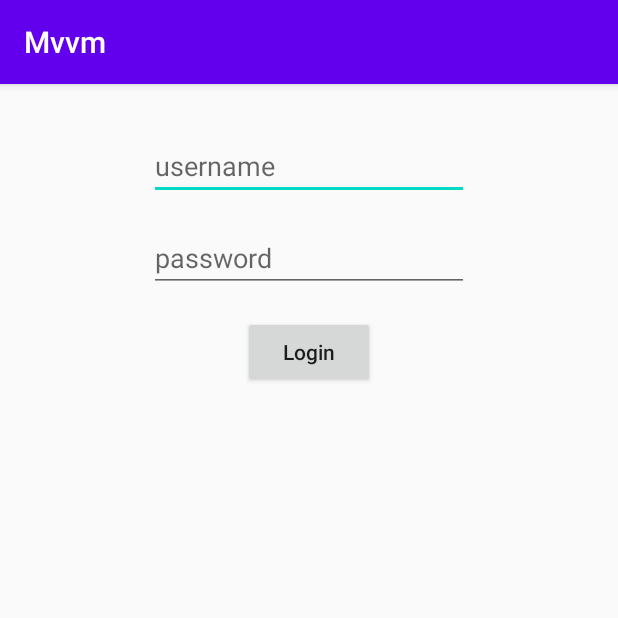
After one commit to saeidkazemi/mvvm_livedata, an Android app: the LoginActivity screen opened directly, with no data from a screen before it, on a phone screen of 412 x 824 dp, the top half of it. The commit adds this screen. Run offline under Robolectric (Android 15) with nearby library versions, the phone set to English and light mode, and no system bars; our stand-ins replace data binding.

Commit message:
upgrade code and add LoginActivity

```diff
--- a/app/build.gradle
+++ b/app/build.gradle
@@ -26,12 +26,16 @@ android {
     viewBinding {
         enabled = true
     }
+    dataBinding {
+        enabled = true
+    }
 }
 
 dependencies {
     implementation fileTree(dir: "libs", include: ["*.jar"])
     implementation 'androidx.appcompat:appcompat:1.2.0'
     implementation 'androidx.constraintlayout:constraintlayout:2.0.0'
+    implementation 'androidx.legacy:legacy-support-v4:1.0.0'
     testImplementation 'junit:junit:4.12'
     androidTestImplementation 'androidx.test.ext:junit:1.1.1'
     androidTestImplementation 'androidx.test.espresso:espresso-core:3.2.0'
--- a/app/src/main/java/ir/json/mvvm/repository/PostRepository.java
+++ b/app/src/main/java/ir/json/mvvm/repository/PostRepository.java
@@ -1,4 +1,6 @@
 package ir.json.mvvm.repository;
+
+import android.util.Log;
 
 import androidx.lifecycle.LiveData;
 import androidx.lifecycle.MutableLiveData;
--- /dev/null
+++ b/app/src/main/java/ir/json/mvvm/view/activity/LoginActivity.java
@@ -0,0 +1,32 @@
+package ir.json.mvvm.view.activity;
+
+import androidx.appcompat.app.AppCompatActivity;
+import androidx.lifecycle.Observer;
+import androidx.lifecycle.ViewModelProvider;
+
+import android.os.Bundle;
+import android.widget.Toast;
+
+import ir.json.mvvm.R;
+import ir.json.mvvm.databinding.ActivityLoginBinding;
+import ir.json.mvvm.databinding.ActivityMainBinding;
+import ir.json.mvvm.viewmodel.LoginViewModel;
+import ir.json.mvvm.viewmodel.PostViewModel;
+
+public class LoginActivity extends AppCompatActivity {
+    private ActivityLoginBinding binding;
+    @Override
+    protected void onCreate(Bundle savedInstanceState) {
+        super.onCreate(savedInstanceState);
+        binding = ActivityLoginBinding.inflate(getLayoutInflater());
+        setContentView(binding.getRoot());
+        LoginViewModel loginViewModel = new ViewModelProvider(this).get(LoginViewModel.class);
+        binding.setData(loginViewModel);
+        loginViewModel.getData().observe(this, new Observer<String>() {
+            @Override
+            public void onChanged(String s) {
+                Toast.makeText(LoginActivity.this, s, Toast.LENGTH_SHORT).show();
+            }
+        });
+    }
+}
--- /dev/null
+++ b/app/src/main/java/ir/json/mvvm/viewmodel/LoginViewModel.java
@@ -0,0 +1,47 @@
+package ir.json.mvvm.viewmodel;
+
+import android.text.TextUtils;
+import android.util.Log;
+import android.view.View;
+
+import androidx.lifecycle.MutableLiveData;
+import androidx.lifecycle.ViewModel;
+
+public class LoginViewModel extends ViewModel {
+    private String username;
+    private String password;
+    private MutableLiveData<String> data = new MutableLiveData<>();
+    public String getUsername() {
+        return username;
+    }
+
+    public void setUsername(String username) {
+        this.username = username;
+    }
+
+    public String getPassword() {
+        return password;
+    }
+
+    public void setPassword(String password) {
+        this.password = password;
+    }
+
+    public void sendToServer(View view){
+        if (TextUtils.isEmpty(username))
+            data.setValue("لطفا نام کاربری را وارد کنید");
+        else if (TextUtils.isEmpty(password))
+            data.setValue("لطفا رمز عبور را وارد کنید");
+        else
+            data.setValue("login");
+    }
+
+    public MutableLiveData<String> getData() {
+        return data;
+    }
+
+    @Override
+    protected void onCleared() {
+        super.onCleared();
+    }
+}
--- /dev/null
+++ b/app/src/main/res/layout/activity_login.xml
@@ -0,0 +1,59 @@
+<?xml version="1.0" encoding="utf-8"?>
+<layout xmlns:android="http://schemas.android.com/apk/res/android"
+    xmlns:app="http://schemas.android.com/apk/res-auto"
+    xmlns:tools="http://schemas.android.com/tools">
+    <data>
+        <variable
+            name="data"
+            type="ir.json.mvvm.viewmodel.LoginViewModel" />
+    </data>
+    <androidx.constraintlayout.widget.ConstraintLayout
+        android:layout_width="match_parent"
+        android:layout_height="match_parent"
+        tools:context=".view.activity.LoginActivity">
+
+        <EditText
+            android:id="@+id/username"
+            android:layout_width="wrap_content"
+            android:layout_height="wrap_content"
+            android:layout_marginTop="32dp"
+            android:ems="10"
+            android:inputType="textPersonName"
+            android:hint="username"
+            android:text="@={data.username}"
+            app:layout_constraintBottom_toBottomOf="parent"
+            app:layout_constraintEnd_toEndOf="parent"
+            app:layout_constraintStart_toStartOf="parent"
+            app:layout_constraintTop_toTopOf="parent"
+            app:layout_constraintVertical_bias="0.0" />
+
+        <EditText
+            android:id="@+id/password"
+            android:layout_width="wrap_content"
+            android:layout_height="wrap_content"
+            android:layout_marginTop="16dp"
+            android:ems="10"
+            android:inputType="textPersonName"
+            android:hint="password"
+            android:text="@={data.password}"
+            app:layout_constraintBottom_toBottomOf="parent"
+            app:layout_constraintEnd_toEndOf="parent"
+            app:layout_constraintStart_toStartOf="parent"
+            app:layout_constraintTop_toBottomOf="@+id/username"
+            app:layout_constraintVertical_bias="0.0" />
+
+        <Button
+            android:id="@+id/login"
+            android:layout_width="wrap_content"
+            android:layout_height="wrap_content"
+            android:layout_marginTop="16dp"
+            android:text="Login"
+            android:textAllCaps="false"
+            android:onClick="@{data::sendToServer}"
+            app:layout_constraintBottom_toBottomOf="parent"
+            app:layout_constraintEnd_toEndOf="parent"
+            app:layout_constraintStart_toStartOf="parent"
+            app:layout_constraintTop_toBottomOf="@+id/password"
+            app:layout_constraintVertical_bias="0.0" />
+    </androidx.constraintlayout.widget.ConstraintLayout>
+</layout>
--- a/app/src/main/res/values/strings.xml
+++ b/app/src/main/res/values/strings.xml
@@ -1,3 +1,6 @@
 <resources>
     <string name="app_name">Mvvm</string>
+    <!-- TODO: Remove or change this placeholder text -->
+    <string name="hello_home_fragment">Hello home fragment</string>
+    <string name="hello_post_single_fragment">Hello post single fragment</string>
 </resources>
--- a/build.gradle
+++ b/build.gradle
@@ -5,7 +5,7 @@ buildscript {
         jcenter()
     }
     dependencies {
-        classpath "com.android.tools.build:gradle:4.0.0"
+        classpath "com.android.tools.build:gradle:4.0.1"
 
         // NOTE: Do not place your application dependencies here; they belong
         // in the individual module build.gradle files
```
Also changed, not shown: app/src/main/AndroidManifest.xml (+6 -1 lines), app/src/main/java/ir/json/mvvm/adapter/AdapterPostDataBinding.java (added, +64 -0 lines), app/src/main/java/ir/json/mvvm/remote/RetrofitRequest.java (+9 -0 lines), app/src/main/java/ir/json/mvvm/utils/AdapterBinding.java (added, +14 -0 lines), app/src/main/java/ir/json/mvvm/view/activity/MainActivity.java (+10 -6 lines), app/src/main/res/layout/item_post_data_binding.xml (added, +33 -0 lines).
